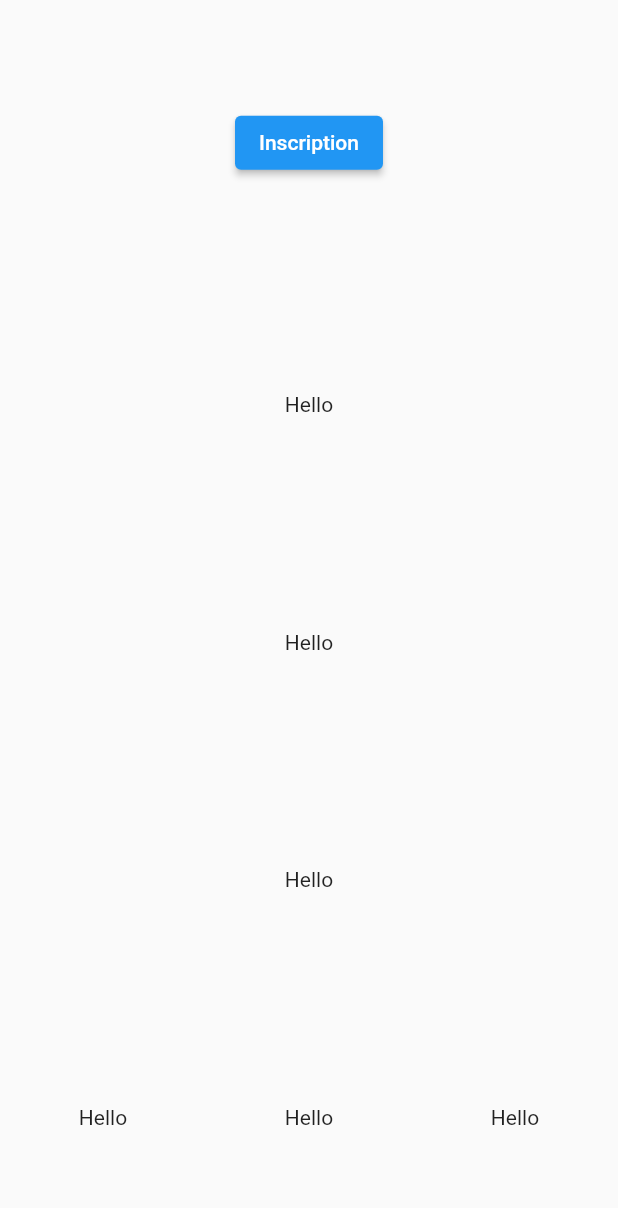
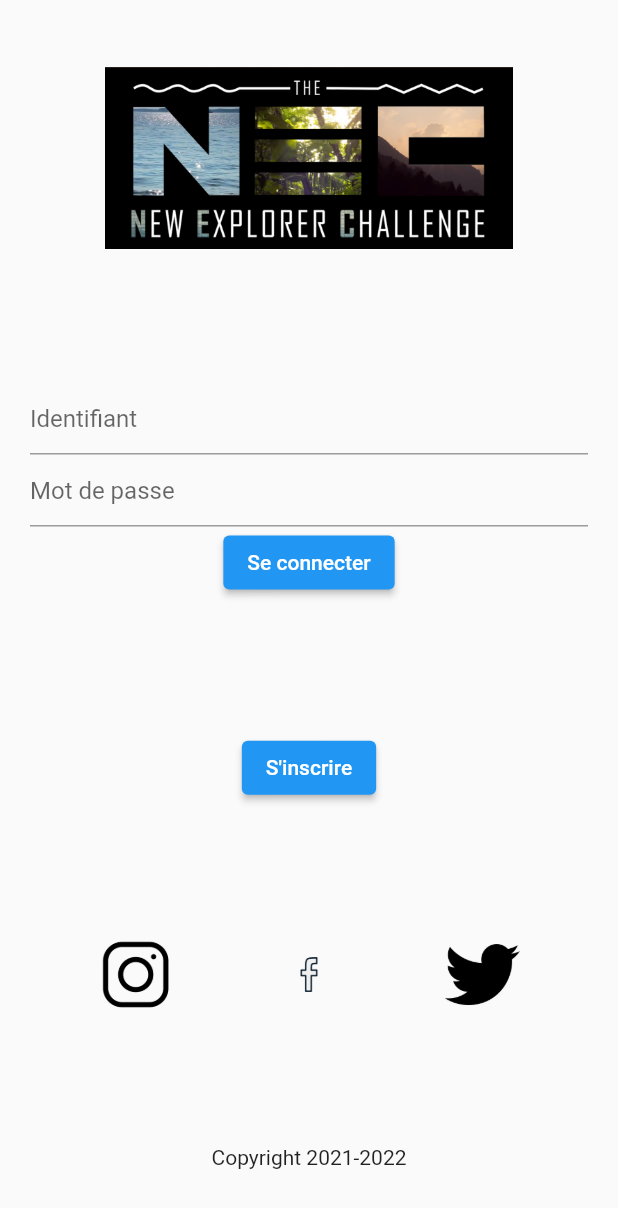
Before and after one commit to Lowell13/new-explorer-challenge, a Flutter app: the screen it shows after launch, on a phone screen of 412 x 824 dp. Shown: the top 1208 px of the screen. Run offline on Flutter 3.47's test engine with Material 2 defaults, Android fonts, the phone set to English and light mode, and no system bars; missing offline and left inert: grouped_buttons.

Commit message:
Connection page and better padding

```diff
--- /dev/null
+++ b/lib/connection/connection.dart
@@ -0,0 +1,61 @@
+import 'package:flutter/cupertino.dart';
+import 'package:flutter/material.dart';
+
+class Connection extends StatelessWidget {
+  @override
+  Widget build(BuildContext context) {
+    return MaterialApp(
+      debugShowCheckedModeBanner: false,
+      home: SafeArea(
+        child: Scaffold(
+          body: Column(
+            mainAxisAlignment: MainAxisAlignment.spaceAround,
+            children: [
+              Image.asset("assets/Logos/nec-logo.png", width: MediaQuery.of(context).size.width *0.66),
+              Padding(
+                padding: const EdgeInsets.symmetric(horizontal: 20.0),
+                child: Form(
+                  child: Column(
+                    children: [
+                      TextFormField(
+                        decoration: const InputDecoration(
+                          hintText: "Identifiant",
+                        ),
+                      ),
+                      TextFormField(
+                        decoration: const InputDecoration(
+                          hintText: "Mot de passe",
+                        ),
+                      ),
+                      ElevatedButton(
+                        child: Text('Se connecter'),
+                        onPressed: () {
+                          Navigator.pushNamed(context, '/score');
+                        },
+                      ),
+                    ],
+                  ),
+                ),
+              ),
+              ElevatedButton(
+                child: Text('S\'inscrire'),
+                onPressed: () {
+                  Navigator.pushNamed(context, '/sign_in');
+                },
+              ),
+              Row(
+                mainAxisAlignment: MainAxisAlignment.spaceEvenly,
+                children: [
+                  Image.asset("assets/icons/instagram-icon.png", width: 50, height: 50),
+                  Image.asset("assets/icons/facebook-icon.png", width: 50, height: 50),
+                  Image.asset("assets/icons/twitter-icon.png", width: 50, height: 50),
+                ],
+              ),
+              Text("Copyright 2021-2022"),
+            ],
+          ),
+        ),
+      ),
+    );
+  }
+}
--- a/lib/main.dart
+++ b/lib/main.dart
@@ -22,36 +22,8 @@ class MyApp extends StatelessWidget {
         ],
         locale: Locale('fr'),
         debugShowCheckedModeBanner: false,
-        initialRoute: '/',
-        routes: routes,
-        home: Builder(
-          builder: (context) => SafeArea(
-            child: Scaffold(
-              body: Column(
-                mainAxisAlignment: MainAxisAlignment.spaceAround,
-                children: [
-                  ElevatedButton(
-                    child: Text('Inscription'),
-                    onPressed: () {
-                      Navigator.pushNamed(context, '/sign_in');
-                    },
-                  ),
-                  Text("Hello"),
-                  Text("Hello"),
-                  Text("Hello"),
-                  Row(
-                    mainAxisAlignment: MainAxisAlignment.spaceAround,
-                    children: [
-                      Text("Hello"),
-                      Text("Hello"),
-                      Text("Hello"),
-                    ],
-                  )
-                ],
-              ),
-            ),
-          ),
-        )
+        initialRoute: '/connection',
+        routes: routes
     );
   }
 }
--- a/lib/routes/routes.dart
+++ b/lib/routes/routes.dart
@@ -1,6 +1,7 @@
 import 'package:flutter/material.dart';
+import 'package:nec/connection/connection.dart';
 import 'package:nec/score/score.dart';
-import '../qsn.dart';
+import '../qsn/qsn.dart';
 import 'package:nec/pages/sing_in/sign_in.dart';
 
 
@@ -14,4 +15,7 @@ Map<String, WidgetBuilder> routes = {
   '/sign_in': (context) {
     return SignIn();
   },
+  '/connection': (context) {
+    return Connection();
+  }
 };
--- a/lib/score/widget/EcoTab.dart
+++ b/lib/score/widget/EcoTab.dart
@@ -8,7 +8,7 @@ Widget ecoTab(context) {
       Row(
         children: [
           Container(
-              padding: const EdgeInsets.fromLTRB(0.0, 0.0, 10.0, 0.0),
+              padding: const EdgeInsets.only(right: 10.0),
               alignment: Alignment.centerRight,
               width: MediaQuery.of(context).size.width * 0.4,
               child: Text("12", style: Theme.of(context).textTheme.bodyText1)
@@ -22,7 +22,7 @@ Widget ecoTab(context) {
       Row(
         children: [
           Container(
-              padding: const EdgeInsets.fromLTRB(0.0, 0.0, 10.0, 0.0),
+              padding: const EdgeInsets.only(right: 10.0),
               alignment: Alignment.centerRight,
               width: MediaQuery.of(context).size.width * 0.4,
               child: Text("37.5", style: Theme.of(context).textTheme.bodyText1)
--- a/lib/widget/drawer.dart
+++ b/lib/widget/drawer.dart
@@ -83,7 +83,7 @@ Widget drawer(context) {
         ),
         GestureDetector(
           onTapUp: (_) {
-            Navigator.popAndPushNamed(context, "/logout");
+            Navigator.popAndPushNamed(context, "/connection");
           },
           child: Row(
             children: [
```
Also changed, not shown: lib/qsn/qsn.dart (renamed from lib/qsn.dart, +5 -5 lines), lib/score/widget/TrophyTab.dart (+4 -4 lines), lib/score/widget/WorldTab.dart (+4 -4 lines), assets/Logos/nec-logo.png (added), assets/icons/facebook-icon.png (added), assets/icons/instagram-icon.png (added), assets/icons/twitter-icon.png (added).
